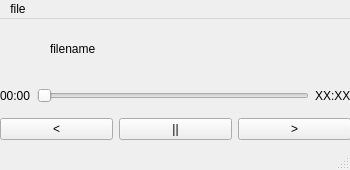
loh1naalt/PerfectAudioWorks, file PAW_GUI/main_paw_widget.ui: the form before one commit.
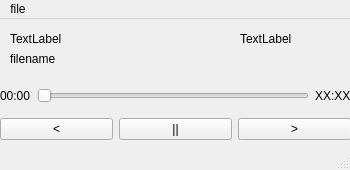
The form after the commit.

Diff of the .ui file:
```diff
--- a/PAW_GUI/main_paw_widget.ui
+++ b/PAW_GUI/main_paw_widget.ui
@@ -91,16 +91,42 @@
    <widget class="QLabel" name="Filename">
     <property name="geometry">
      <rect>
-      <x>50</x>
-      <y>20</y>
-      <width>70</width>
-      <height>19</height>
+      <x>10</x>
+      <y>30</y>
+      <width>331</width>
+      <height>20</height>
      </rect>
     </property>
     <property name="text">
      <string>filename</string>
     </property>
    </widget>
+   <widget class="QLabel" name="Currentframe">
+    <property name="geometry">
+     <rect>
+      <x>10</x>
+      <y>10</y>
+      <width>141</width>
+      <height>19</height>
+     </rect>
+    </property>
+    <property name="text">
+     <string>TextLabel</string>
+    </property>
+   </widget>
+   <widget class="QLabel" name="Maxframe">
+    <property name="geometry">
+     <rect>
+      <x>240</x>
+      <y>10</y>
+      <width>70</width>
+      <height>19</height>
+     </rect>
+    </property>
+    <property name="text">
+     <string>TextLabel</string>
+    </property>
+   </widget>
   </widget>
   <widget class="QMenuBar" name="menubar">
    <property name="geometry">
```
